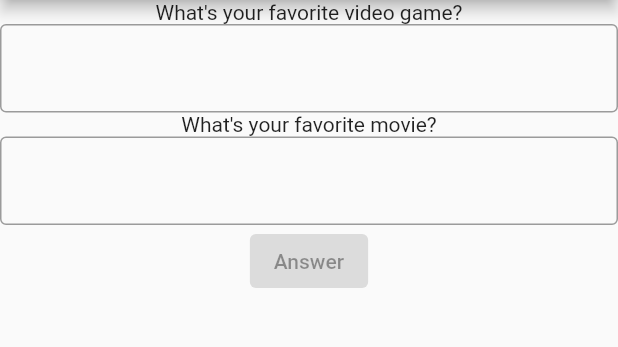
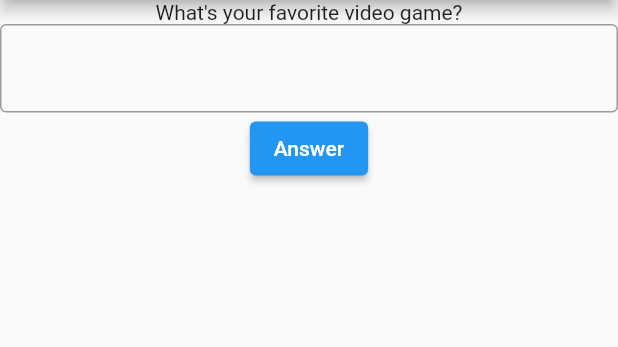
Before and after one commit to MattBastos/project-questions, a Flutter app: the screen it shows after launch, on a phone screen of 412 x 824 dp, the part 84-431 px from its top. Run offline on Flutter 3.47's test engine with Material 2 defaults, Android fonts, the phone set to English and light mode, and no system bars.

Commit message:
feat: Implementa o método answer na classe QuestionsAppState

```diff
--- a/lib/main.dart
+++ b/lib/main.dart
@@ -3,13 +3,21 @@ import 'package:flutter/material.dart';
 main() => runApp(const QuestionsApp());
 
 class QuestionsAppState extends State<QuestionsApp> {
-  final List<String> questions = [
-    "What's your favorite video game?",
-    "What's your favorite movie?",
-  ];
+  var selectedQuestion = 0;
+
+  final List<String> answers = [];
+
+  void answer() {
+    setState(() => selectedQuestion += 1);
+  }
 
   @override
   Widget build(BuildContext context) {
+    final List<String> questions = [
+      "What's your favorite video game?",
+      "What's your favorite movie?",
+    ];
+
     return MaterialApp(
       home: Scaffold(
         appBar: AppBar(
@@ -17,21 +25,15 @@ class QuestionsAppState extends State<QuestionsApp> {
         ),
         body: Column(
           children: [
-            Text(questions[0]),
+            Text(questions[selectedQuestion]),
             const TextField(
               decoration: InputDecoration(
                 border: OutlineInputBorder(),
               ),
             ),
-            Text(questions[1]),
-            const TextField(
-              decoration: InputDecoration(
-                border: OutlineInputBorder(),
-              ),
-            ),
-            const ElevatedButton(
-              onPressed: null,
-              child: Text('Answer')
+            ElevatedButton(
+              onPressed: answer,
+              child: const Text('Answer')
             ),
           ],
         ),
```
